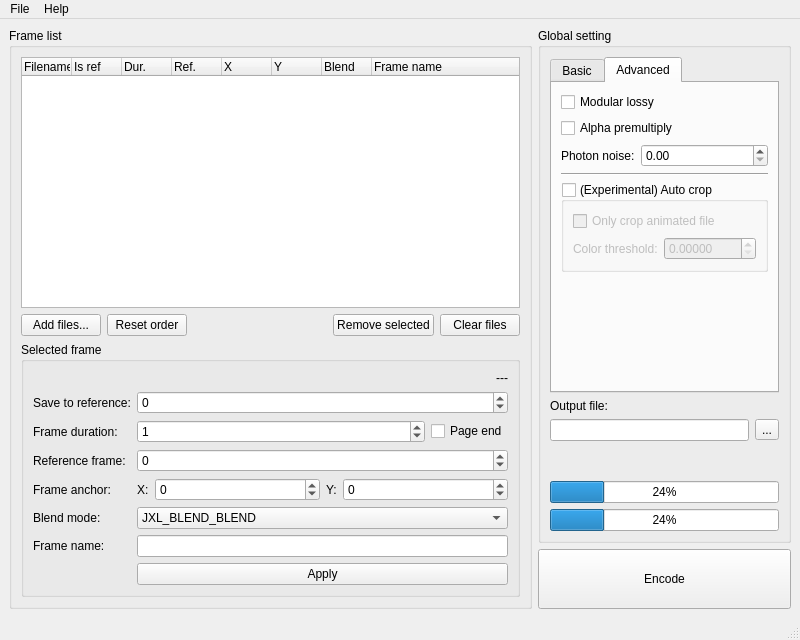
Above: mainwindow.ui from kampidh/JXL-Frame-Stitcher before the change. Below: the same form after it.
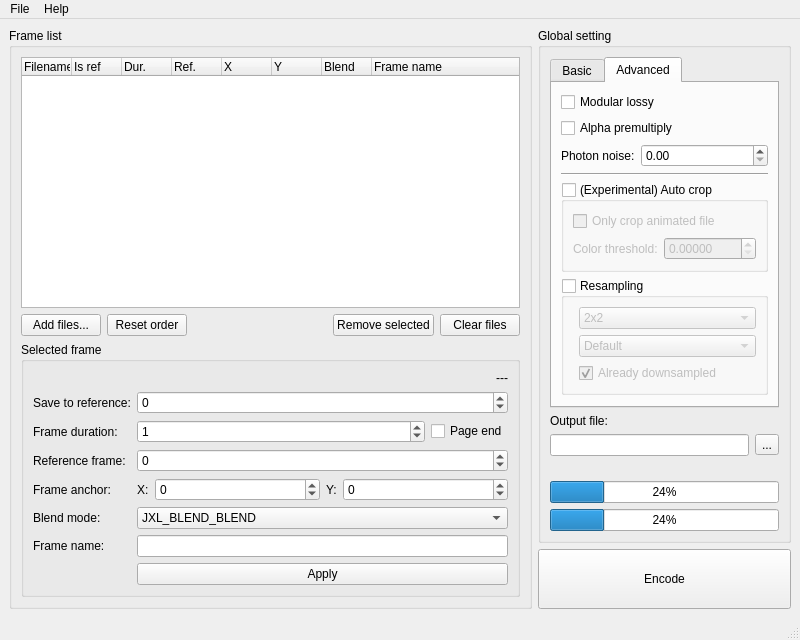
That is the form after the change. The open tabs and pages were chosen to show the change.

Commit message: Feat: Add resampling options

```diff
--- a/mainwindow.ui
+++ b/mainwindow.ui
@@ -713,6 +713,69 @@
                </layout>
               </widget>
              </item>
+             <item>
+              <widget class="QGroupBox" name="resamplingGrpChk">
+               <property name="title">
+                <string>Resampling</string>
+               </property>
+               <property name="checkable">
+                <bool>true</bool>
+               </property>
+               <property name="checked">
+                <bool>false</bool>
+               </property>
+               <layout class="QFormLayout" name="formLayout_9">
+                <item row="2" column="1">
+                 <widget class="QCheckBox" name="alreadyDownsampleChk">
+                  <property name="text">
+                   <string>Already downsampled</string>
+                  </property>
+                  <property name="checked">
+                   <bool>true</bool>
+                  </property>
+                 </widget>
+                </item>
+                <item row="0" column="1">
+                 <widget class="QComboBox" name="resamplingCmb">
+                  <item>
+                   <property name="text">
+                    <string>2x2</string>
+                   </property>
+                  </item>
+                  <item>
+                   <property name="text">
+                    <string>4x4</string>
+                   </property>
+                  </item>
+                  <item>
+                   <property name="text">
+                    <string>8x8</string>
+                   </property>
+                  </item>
+                 </widget>
+                </item>
+                <item row="1" column="1">
+                 <widget class="QComboBox" name="resamplingModeCmb">
+                  <item>
+                   <property name="text">
+                    <string>Default</string>
+                   </property>
+                  </item>
+                  <item>
+                   <property name="text">
+                    <string>Nearest Neighboor</string>
+                   </property>
+                  </item>
+                  <item>
+                   <property name="text">
+                    <string>Pixel dots (4x4 and above)</string>
+                   </property>
+                  </item>
+                 </widget>
+                </item>
+               </layout>
+              </widget>
+             </item>
              <item>
               <spacer name="verticalSpacer_2">
                <property name="orientation">
```
The commit also changes 4 other files.
